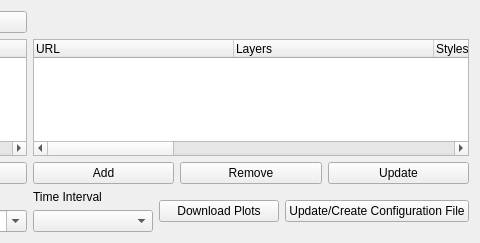
First picture: the form in mslib/msui/ui/ui_mss_autoplot.ui, repository Open-MSS/MSS, before the edit; both pictures show x 420 to 900 and y 0 to 243 of the 900 by 243 pixel window.
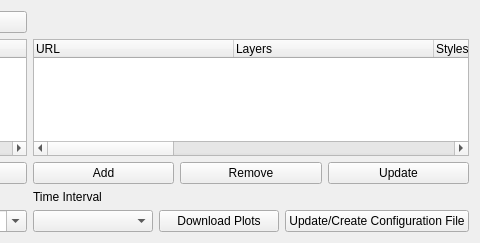
Second picture: the form after the edit.

```diff
--- a/mslib/msui/ui/ui_mss_autoplot.ui
+++ b/mslib/msui/ui/ui_mss_autoplot.ui
@@ -210,18 +210,64 @@
         </layout>
        </item>
        <item>
+        <layout class="QVBoxLayout" name="verticalLayout">
+         <item>
+          <spacer name="verticalSpacer">
+           <property name="orientation">
+            <enum>Qt::Vertical</enum>
+           </property>
+           <property name="sizeHint" stdset="0">
+            <size>
+             <width>20</width>
+             <height>40</height>
+            </size>
+           </property>
+          </spacer>
+         </item>
+         <item>
         <widget class="QPushButton" name="downloadPushButton">
+           <property name="maximumSize">
+            <size>
+             <width>16777215</width>
+             <height>24</height>
+            </size>
+           </property>
          <property name="text">
           <string>Download Plots</string>
          </property>
         </widget>
        </item>
+        </layout>
+       </item>
+       <item>
+        <layout class="QVBoxLayout" name="verticalLayout_3">
+         <item>
+          <spacer name="verticalSpacer_2">
+           <property name="orientation">
+            <enum>Qt::Vertical</enum>
+           </property>
+           <property name="sizeHint" stdset="0">
+            <size>
+             <width>20</width>
+             <height>40</height>
+            </size>
+           </property>
+          </spacer>
+         </item>
        <item>
         <widget class="QPushButton" name="updateConfigFile">
+           <property name="maximumSize">
+            <size>
+             <width>16777215</width>
+             <height>24</height>
+            </size>
+           </property>
          <property name="text">
           <string>Update/Create Configuration File</string>
          </property>
         </widget>
+         </item>
+        </layout>
        </item>
       </layout>
      </item>
```
Lines whose indentation alone changed are shown as unchanged.
